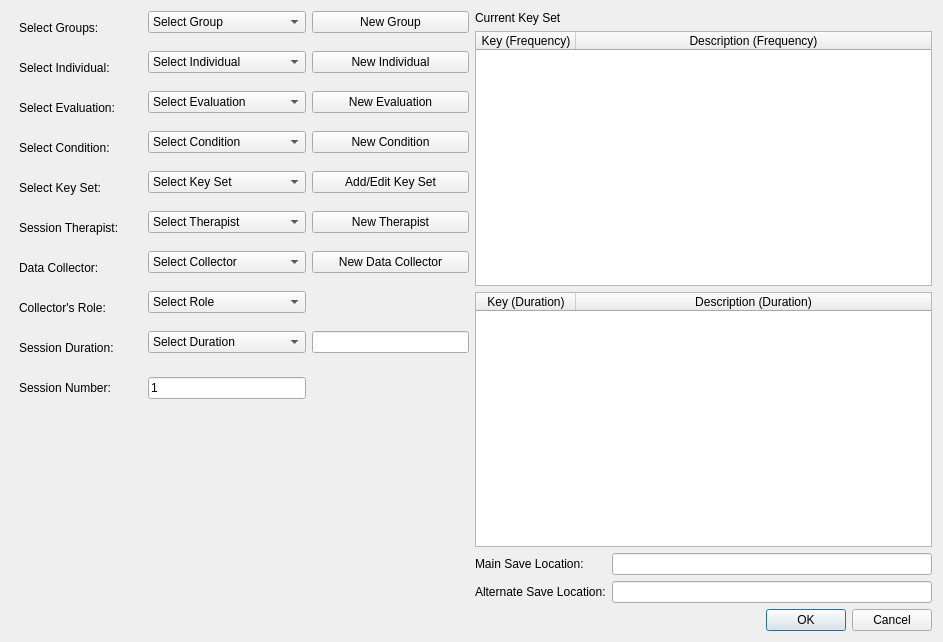
The window that sessionwindow.ui (miyamot0/DataTracker3) describes before a commit, drawn with Qt 5.
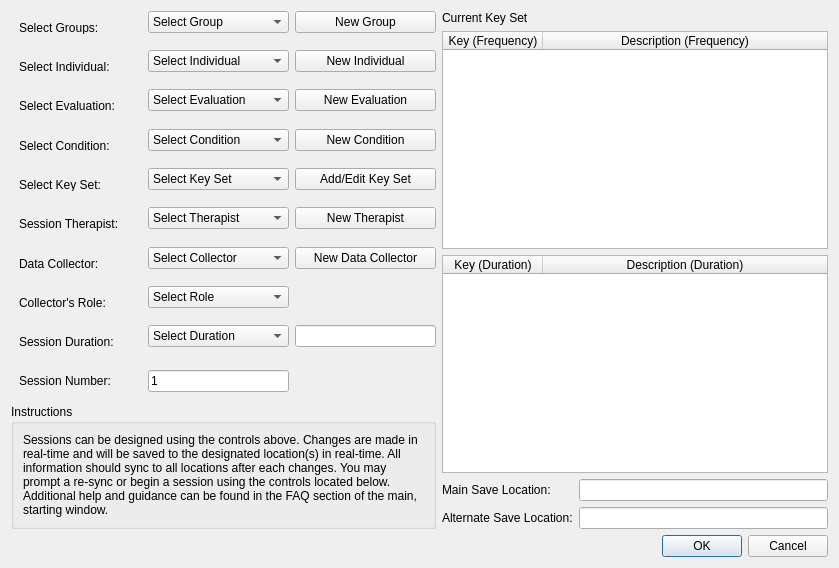
The same window after the commit.

Commit message: Add directions to session window

```diff
--- a/sessionwindow.ui
+++ b/sessionwindow.ui
@@ -6,8 +6,8 @@
    <rect>
     <x>0</x>
     <y>0</y>
-    <width>943</width>
-    <height>642</height>
+    <width>839</width>
+    <height>568</height>
    </rect>
   </property>
   <property name="windowTitle">
@@ -23,9 +23,44 @@
       <enum>QLayout::SetDefaultConstraint</enum>
      </property>
      <item>
+      <widget class="QFrame" name="frame">
+       <property name="minimumSize">
+        <size>
+         <width>425</width>
+         <height>0</height>
+        </size>
+       </property>
+       <property name="maximumSize">
+        <size>
+         <width>425</width>
+         <height>16777215</height>
+        </size>
+       </property>
+       <property name="frameShape">
+        <enum>QFrame::NoFrame</enum>
+       </property>
+       <property name="frameShadow">
+        <enum>QFrame::Raised</enum>
+       </property>
+       <layout class="QVBoxLayout" name="verticalLayout_6">
+        <property name="leftMargin">
+         <number>0</number>
+        </property>
+        <property name="topMargin">
+         <number>0</number>
+        </property>
+        <property name="rightMargin">
+         <number>0</number>
+        </property>
+        <property name="bottomMargin">
+         <number>0</number>
+        </property>
+        <item>
+         <layout class="QVBoxLayout" name="verticalLayout_5">
+          <item>
       <layout class="QFormLayout" name="leftPanel">
        <property name="sizeConstraint">
-        <enum>QLayout::SetMinAndMaxSize</enum>
+             <enum>QLayout::SetDefaultConstraint</enum>
        </property>
        <item row="0" column="0">
         <widget class="QLabel" name="labelGroup">
@@ -637,6 +672,33 @@
         </layout>
        </item>
       </layout>
+          </item>
+          <item>
+           <widget class="QGroupBox" name="groupBox">
+            <property name="title">
+             <string>Instructions</string>
+            </property>
+            <layout class="QVBoxLayout" name="verticalLayout_7">
+             <item>
+              <widget class="QLabel" name="label_3">
+               <property name="text">
+                <string>&lt;html&gt;&lt;head/&gt;&lt;body&gt;&lt;p&gt;Sessions can be designed using the controls above. Changes are made in real-time and will be saved to the designated location(s) in real-time. All information should sync to all locations after each changes. You may prompt a re-sync or begin a session using the controls located below. Additional help and guidance can be found in the FAQ section of the main, starting window.&lt;/p&gt;&lt;/body&gt;&lt;/html&gt;</string>
+               </property>
+               <property name="alignment">
+                <set>Qt::AlignLeading|Qt::AlignLeft|Qt::AlignTop</set>
+               </property>
+               <property name="wordWrap">
+                <bool>true</bool>
+               </property>
+              </widget>
+             </item>
+            </layout>
+           </widget>
+          </item>
+         </layout>
+        </item>
+       </layout>
+      </widget>
      </item>
      <item>
       <layout class="QVBoxLayout" name="verticalLayout_4">
```
Lines whose indentation alone changed are shown as unchanged.
